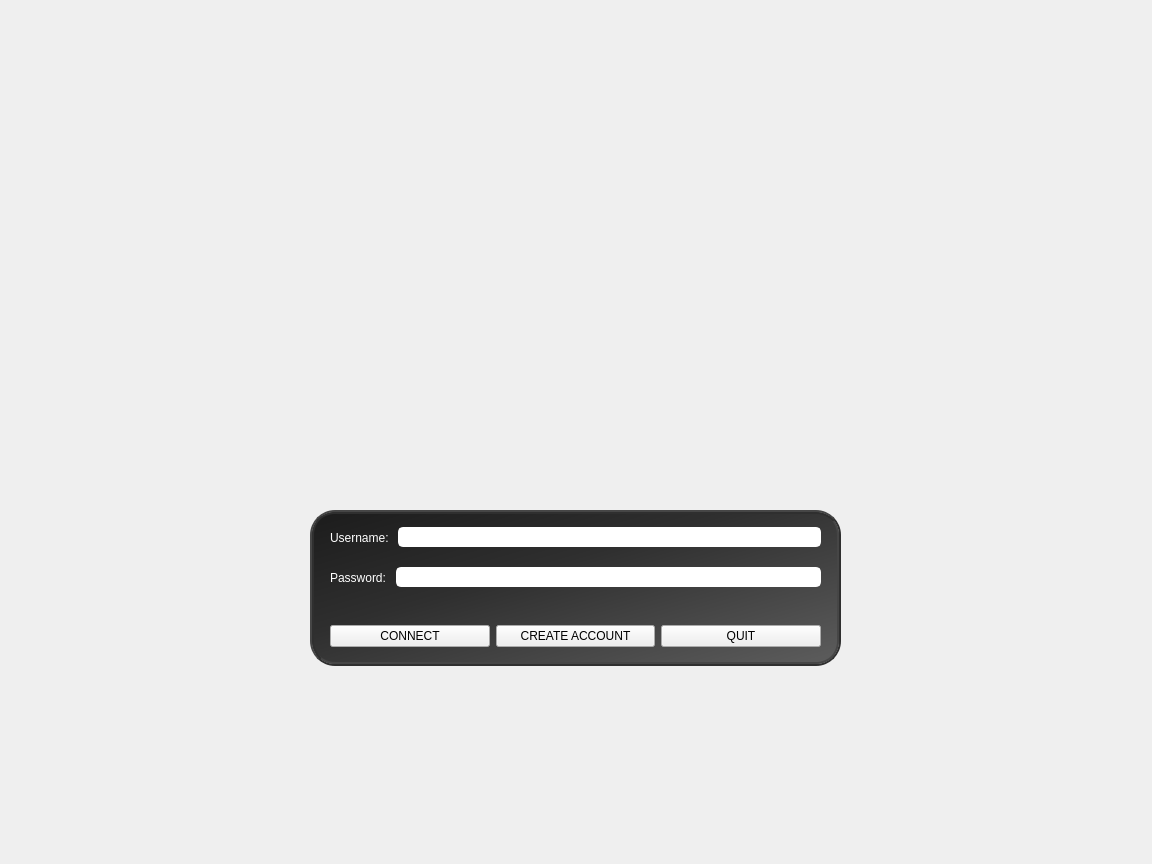
Qt form src/client/gui/login.ui (HqWisen/CityLord) before a commit.
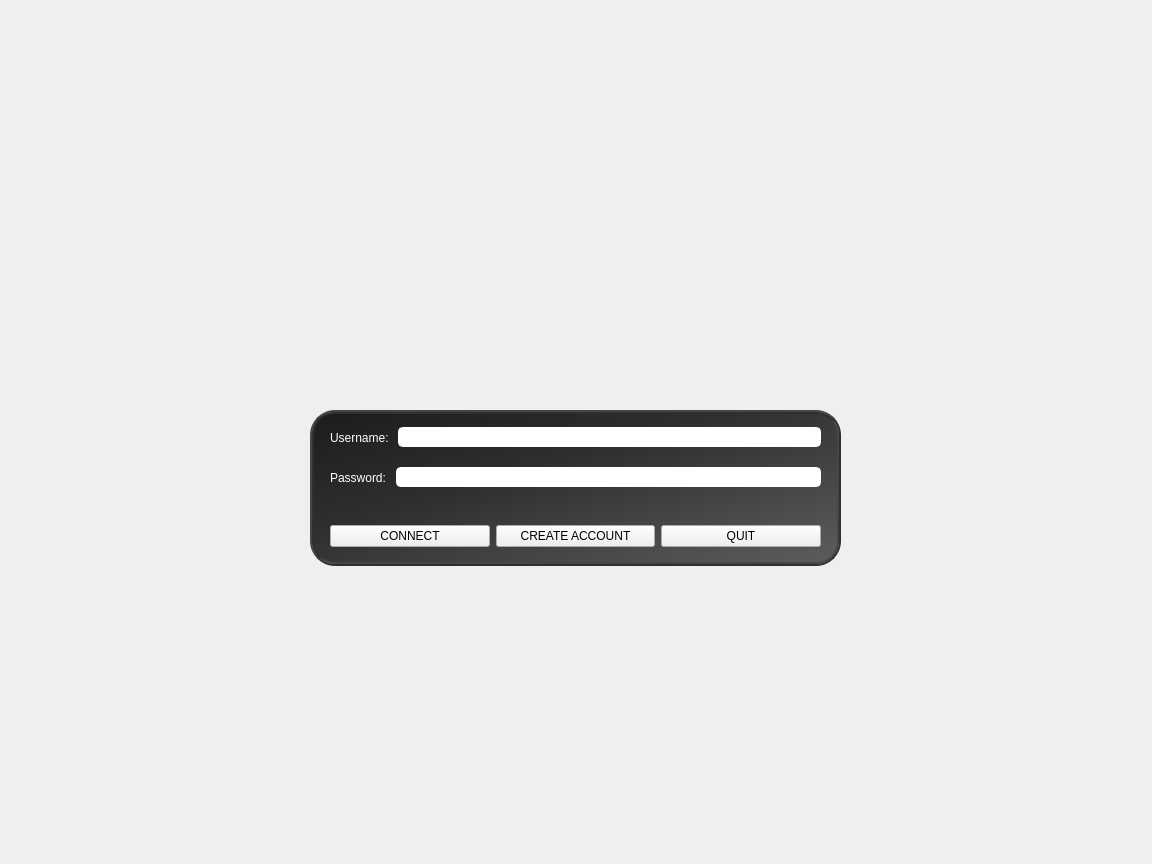
The same form after that commit. Icons and pictures are not drawn.

The edit to the form file:
```diff
--- a/src/client/gui/login.ui
+++ b/src/client/gui/login.ui
@@ -37,13 +37,13 @@
      <number>300</number>
     </property>
     <property name="topMargin">
-     <number>500</number>
+     <number>400</number>
     </property>
     <property name="rightMargin">
      <number>300</number>
     </property>
     <property name="bottomMargin">
-     <number>185</number>
+     <number>285</number>
     </property>
     <property name="spacing">
      <number>0</number>
```
